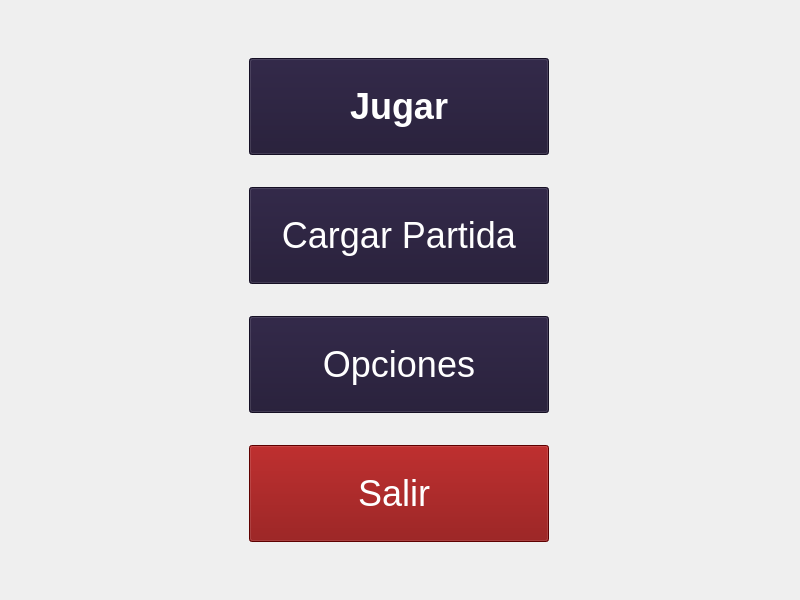
Above: PantallaMenu/pantallamenu.ui from 0tomi/POO-TP before the change. Below: the same form after it.
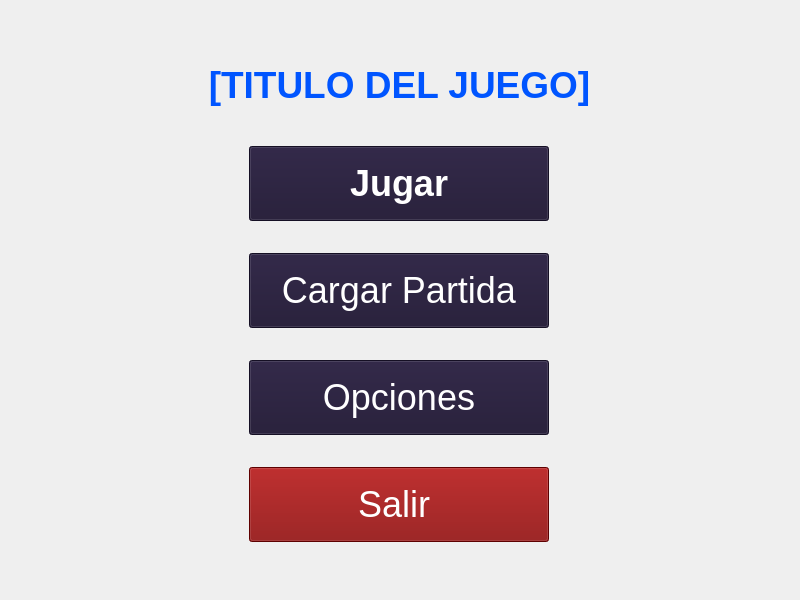
That is the form after the change. Icons and pictures are not drawn.

Patch:
```diff
--- a/PantallaMenu/pantallamenu.ui
+++ b/PantallaMenu/pantallamenu.ui
@@ -105,6 +105,13 @@
           <property name="bottomMargin">
            <number>49</number>
           </property>
+          <item>
+           <widget class="QLabel" name="TituloJuego">
+            <property name="text">
+             <string>&lt;html&gt;&lt;head/&gt;&lt;body&gt;&lt;p align=&quot;center&quot;&gt;&lt;span style=&quot; font-size:28pt; font-weight:700; color:#0055ff;&quot;&gt;[TITULO DEL JUEGO]&lt;/span&gt;&lt;/p&gt;&lt;/body&gt;&lt;/html&gt;</string>
+            </property>
+           </widget>
+          </item>
           <item alignment="Qt::AlignHCenter">
            <widget class="QPushButton" name="botonJugar">
             <property name="sizePolicy">
```
